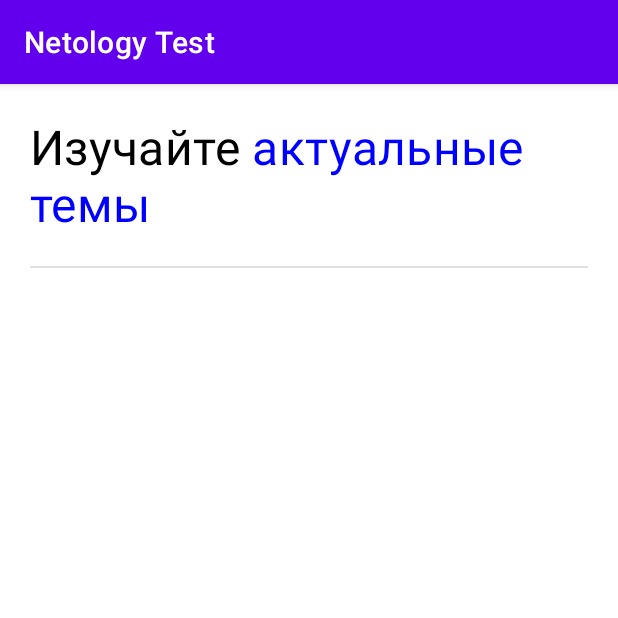
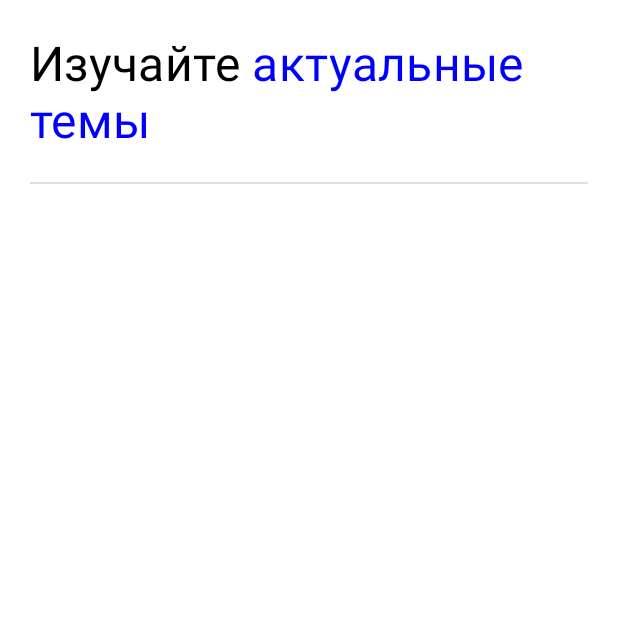
Before and after one commit to JuliaAme/NetologyTest, an Android app: the screen it shows after launch (MainActivity), on a phone screen of 412 x 824 dp, the top half of it. Run offline under Robolectric (Android 15) with nearby library versions, the phone set to English and light mode, and no system bars; 1 statement that could not run was skipped.

Commit message:
Remove action bar

```diff
--- a/app/src/main/res/values/themes.xml
+++ b/app/src/main/res/values/themes.xml
@@ -1,6 +1,6 @@
-<resources xmlns:tools="http://schemas.android.com/tools">
+<resources>
     <!-- Base application theme. -->
-    <style name="Theme.NetologyTest" parent="Theme.MaterialComponents.DayNight.DarkActionBar">
+    <style name="Theme.NetologyTest" parent="Theme.MaterialComponents.DayNight.NoActionBar">
         <!-- Primary brand color. -->
         <item name="colorPrimary">@color/purple_500</item>
         <item name="colorPrimaryVariant">@color/purple_700</item>
@@ -10,7 +10,7 @@
         <item name="colorSecondaryVariant">@color/teal_700</item>
         <item name="colorOnSecondary">@color/black</item>
         <!-- Status bar color. -->
-        <item name="android:statusBarColor" tools:targetApi="l">?attr/colorPrimaryVariant</item>
+        <item name="android:statusBarColor">?attr/colorPrimaryVariant</item>
         <!-- Customize your theme here. -->
     </style>
 </resources>
```
